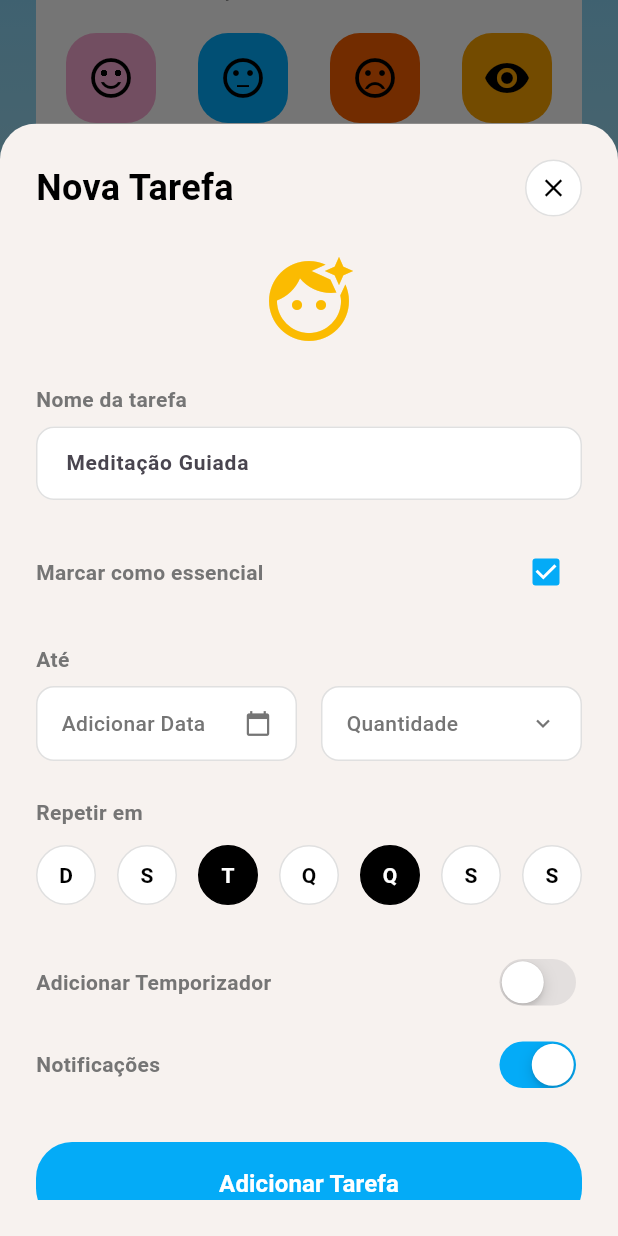
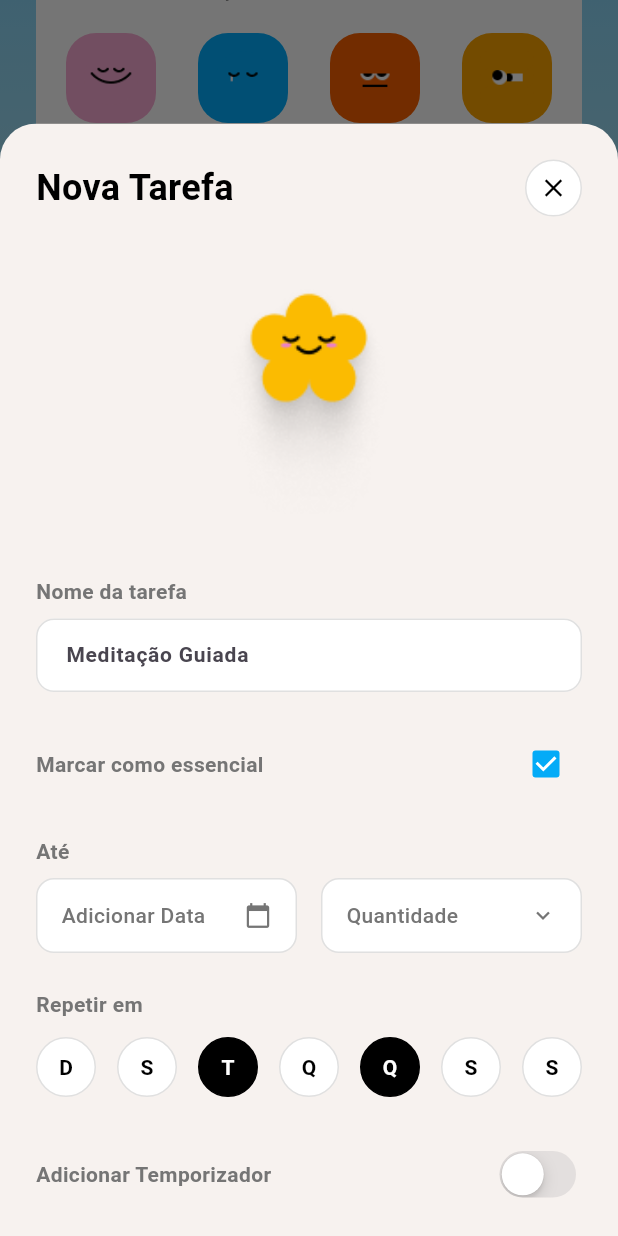
Before and after one commit to esthefanymunizunit/HelthRoutine, a Flutter app: the screen it shows after launch, scrolled down 158 dp, after a tap on the "add" icon, on a phone screen of 412 x 824 dp. Run offline on Flutter 3.47's test engine with Material 3 defaults, Android fonts, the phone set to English and light mode, and no system bars; our stand-ins replace google_fonts.

Commit message:
feat: icones novos, animacao de criacao de tarefa, e completar tarefa

```diff
--- a/lib/features/home/pages/home_page.dart
+++ b/lib/features/home/pages/home_page.dart
@@ -6,7 +6,6 @@ import '../../../core/constants/app_strings.dart';
 import '../../../core/theme/app_colors.dart';
 import '../../../core/theme/app_text_styles.dart';
 import '../../../core/widgets/app_background.dart';
-import '../../../core/widgets/custom_bottom_nav.dart';
 
 import '../widgets/mood_icon.dart';
 import '../widgets/activity_card.dart';
@@ -98,6 +97,7 @@ class _HomePageState extends State<HomePage> {
             child: Column(
               crossAxisAlignment: CrossAxisAlignment.start,
               children: [
+                // CABEÇALHO (Header)
                 Row(
                   mainAxisAlignment: MainAxisAlignment.spaceBetween,
                   children: [
@@ -108,17 +108,23 @@ class _HomePageState extends State<HomePage> {
                           style: AppTextStyles.heading1,
                         ),
                         const SizedBox(width: 8),
-                        const Icon(
-                          Icons.face_retouching_natural,
-                          color: AppColors.starYellow,
-                          size: 32,
+                        // Imagem da estrela customizada
+                        Image.asset(
+                          'assets/images/estrela1.png',
+                          width: 32,
+                          height: 32,
+                          fit: BoxFit.contain,
                         ),
                       ],
                     ),
+                    // ALTERADO: Ícone genérico substituído pela imagem de perfil
                     const CircleAvatar(
                       radius: 24,
                       backgroundColor: Colors.white,
-                      child: Icon(Icons.person, color: AppColors.activityBlue),
+                      // Forma padrão do Flutter para imagem de perfil arredondada
+                      backgroundImage: AssetImage(
+                        'assets/images/icon-perfil.png',
+                      ),
                     ),
                   ],
                 ),
@@ -127,6 +133,7 @@ class _HomePageState extends State<HomePage> {
                 isLowEnergyMode ? _buildLowEnergyBanner() : _buildCheckInCard(),
                 const SizedBox(height: 32),
 
+                // SEÇÃO ATIVIDADES
                 Row(
                   mainAxisAlignment: MainAxisAlignment.spaceBetween,
                   children: [
@@ -161,6 +168,7 @@ class _HomePageState extends State<HomePage> {
                 ),
                 const SizedBox(height: 16),
 
+                // LISTA DE ATIVIDADES
                 Container(
                   padding: const EdgeInsets.all(16),
                   decoration: BoxDecoration(
@@ -183,6 +191,8 @@ class _HomePageState extends State<HomePage> {
                   ),
                 ),
                 const SizedBox(height: 32),
+
+                // SEÇÃO SUGESTÕES
                 Row(
                   mainAxisAlignment: MainAxisAlignment.spaceBetween,
                   children: [
@@ -201,6 +211,7 @@ class _HomePageState extends State<HomePage> {
                   ],
                 ),
                 const SizedBox(height: 16),
+
                 Row(
                   children: currentSuggestions
                       .map(
@@ -218,7 +229,9 @@ class _HomePageState extends State<HomePage> {
                       )
                       .toList(),
                 ),
-                const SizedBox(height: 80),
+                const SizedBox(
+                  height: 80,
+                ), // Espaço para o FAB não cobrir conteúdo
               ],
             ),
           ),
@@ -247,22 +260,22 @@ class _HomePageState extends State<HomePage> {
               MoodIcon(
                 color: AppColors.moodAnimada,
                 label: 'Animada',
-                icon: Icons.sentiment_satisfied_alt,
+                imagePath: 'assets/images/icon-animada.png',
               ),
               MoodIcon(
                 color: AppColors.moodSensivel,
                 label: 'Sensível',
-                icon: Icons.sentiment_neutral,
+                imagePath: 'assets/images/icon-sensivel.png',
               ),
               MoodIcon(
                 color: AppColors.moodBrava,
                 label: 'Brava',
-                icon: Icons.sentiment_very_dissatisfied,
+                imagePath: 'assets/images/icon-brava.png',
               ),
               MoodIcon(
                 color: AppColors.moodInsegura,
                 label: 'Insegura',
-                icon: Icons.remove_red_eye,
+                imagePath: 'assets/images/icon-insegura.png',
               ),
             ],
           ),
--- a/lib/features/home/widgets/activity_card.dart
+++ b/lib/features/home/widgets/activity_card.dart
@@ -1,35 +1,86 @@
 import 'package:flutter/material.dart';
+import 'package:healthroutine/features/tasks/pages/creeate_task_page.dart';
 import '../../../core/theme/app_colors.dart';
 import '../../../core/theme/app_text_styles.dart';
 
-class ActivityCard extends StatelessWidget {
+class ActivityCard extends StatefulWidget {
   final Color color;
   final String title;
 
   const ActivityCard({super.key, required this.color, required this.title});
 
   @override
+  State<ActivityCard> createState() => _ActivityCardState();
+}
+
+class _ActivityCardState extends State<ActivityCard> {
+  bool isCompleted = false;
+
+  @override
   Widget build(BuildContext context) {
+    const Color completedColor = Color(0xFF53B4E0);
+
     return Container(
       padding: const EdgeInsets.symmetric(horizontal: 16, vertical: 12),
       decoration: BoxDecoration(
-        color: color,
+        color: widget.color,
         borderRadius: BorderRadius.circular(30),
         border: Border.all(color: AppColors.black, width: 1),
       ),
       child: Row(
         children: [
-          Container(
-            width: 32,
-            height: 32,
-            decoration: const BoxDecoration(
-              color: AppColors.white,
-              shape: BoxShape.circle,
+          GestureDetector(
+            onTap: () {
+              setState(() {
+                isCompleted = !isCompleted;
+              });
+            },
+            child: Container(
+              width: 32,
+              height: 32,
+              decoration: BoxDecoration(
+                color: isCompleted ? completedColor : AppColors.white,
+                shape: BoxShape.circle,
+              ),
+              child: isCompleted
+                  ? const Icon(Icons.check, color: AppColors.white, size: 20)
+                  : null,
             ),
           ),
           const SizedBox(width: 16),
-          Expanded(child: Text(title, style: AppTextStyles.bodyBold)),
-          const Icon(Icons.edit, color: AppColors.white, size: 20),
+
+          Expanded(
+            child: Text(
+              widget.title,
+              style: AppTextStyles.bodyBold.copyWith(
+                decoration: isCompleted
+                    ? TextDecoration.lineThrough
+                    : TextDecoration.none,
+                decorationColor: completedColor,
+                decorationThickness: 2.0,
+              ),
+            ),
+          ),
+
+          GestureDetector(
+            onTap: () {
+              showModalBottomSheet(
+                context: context,
+                isScrollControlled: true,
+                backgroundColor: Colors.transparent,
+                builder: (context) => ClipRRect(
+                  borderRadius: const BorderRadius.vertical(
+                    top: Radius.circular(24),
+                  ),
+                  child: CreateTaskPage(
+                    isEditing: true,
+                    initialTitle: widget.title,
+                  ),
+                ),
+              );
+            },
+            child: const Icon(Icons.edit, color: AppColors.white, size: 20),
+          ),
         ],
       ),
     );
--- a/lib/features/home/widgets/mood_icon.dart
+++ b/lib/features/home/widgets/mood_icon.dart
@@ -5,13 +5,13 @@ import '../../../core/theme/app_text_styles.dart';
 class MoodIcon extends StatelessWidget {
   final Color color;
   final String label;
-  final IconData icon;
+  final String imagePath; // <-- Trocado de IconData para String
 
   const MoodIcon({
     super.key,
     required this.color,
     required this.label,
-    required this.icon,
+    required this.imagePath, // <-- Atualizado aqui
   });
 
   @override
@@ -21,11 +21,15 @@ class MoodIcon extends StatelessWidget {
         Container(
           width: 60,
           height: 60,
+          padding: const EdgeInsets.all(
+            12,
+          ), // Espaçamento interno para a imagem respirar
           decoration: BoxDecoration(
             color: color,
             borderRadius: BorderRadius.circular(20),
           ),
-          child: Icon(icon, color: AppColors.black, size: 32),
+          // ALTERADO: Usando Image.asset no lugar do Icon
+          child: Image.asset(imagePath, fit: BoxFit.contain),
         ),
         const SizedBox(height: 8),
         Text(label, style: AppTextStyles.bodySmall),
--- a/lib/features/home/widgets/suggestion_card.dart
+++ b/lib/features/home/widgets/suggestion_card.dart
@@ -14,6 +14,8 @@ class SuggestionCard extends StatelessWidget {
 
   @override
   Widget build(BuildContext context) {
+    final bool isMeditation = title.toLowerCase().contains('medita');
+
     return Container(
       padding: const EdgeInsets.all(16),
       height: 120,
@@ -30,9 +32,20 @@ class SuggestionCard extends StatelessWidget {
             Text(subtitle, style: AppTextStyles.bodySmall),
           ],
           const Spacer(),
-          const Align(
+          Align(
             alignment: Alignment.bottomRight,
-            child: Icon(Icons.stars, color: AppColors.starYellow, size: 32),
+            child: isMeditation
+                ? Image.asset(
+                    'assets/images/icon-nuvem-feliz.png',
+                    width: 64,
+                    height: 64,
+                    fit: BoxFit.contain,
+                  )
+                : const Icon(
+                    Icons.stars,
+                    color: AppColors.starYellow,
+                    size: 32,
+                  ),
           ),
         ],
       ),
--- a/lib/features/tasks/pages/creeate_task_page.dart
+++ b/lib/features/tasks/pages/creeate_task_page.dart
@@ -8,15 +8,21 @@ import '../../../core/theme/app_text_styles.dart';
 import '../widgets/task_form_label.dart';
 import '../widgets/task_dropdown_button.dart';
 import '../widgets/day_selector_button.dart';
+import '../widgets/success_dialog.dart'; // Import da nossa nova animação!
 
 class CreateTaskPage extends StatefulWidget {
-  const CreateTaskPage({super.key});
+  final bool isEditing;
+  final String? initialTitle;
+
+  const CreateTaskPage({super.key, this.isEditing = false, this.initialTitle});
 
   @override
   State<CreateTaskPage> createState() => _CreateTaskPageState();
 }
 
 class _CreateTaskPageState extends State<CreateTaskPage> {
+  late TextEditingController _titleController;
+
   bool isEssential = true;
   bool hasTimer = false;
   bool hasNotifications = true;
@@ -34,6 +40,18 @@ class _CreateTaskPageState extends State<CreateTaskPage> {
   }
 
   @override
+  void initState() {
+    super.initState();
+    _titleController = TextEditingController(text: widget.initialTitle ?? '');
+  }
+
+  @override
+  void dispose() {
+    _titleController.dispose();
+    super.dispose();
+  }
+
+  @override
   Widget build(BuildContext context) {
     return Container(
       color: AppColors.backgroundOffWhite,
@@ -45,7 +63,10 @@ class _CreateTaskPageState extends State<CreateTaskPage> {
           Row(
             mainAxisAlignment: MainAxisAlignment.spaceBetween,
             children: [
-              Text(AppStrings.newTaskTitle, style: AppTextStyles.heading1),
+              Text(
+                widget.isEditing ? 'Editar Tarefa' : AppStrings.newTaskTitle,
+                style: AppTextStyles.heading1,
+              ),
               GestureDetector(
                 onTap: () => Navigator.of(context).pop(),
                 child: Container(
@@ -65,26 +86,31 @@ class _CreateTaskPageState extends State<CreateTaskPage> {
             ],
           ),
 
-          const Center(
-            child: Padding(
-              padding: EdgeInsets.symmetric(vertical: 24.0),
-              child: Icon(
-                Icons.face_retouching_natural,
-                color: AppColors.starYellow,
-                size: 64,
-              ),
-            ),
-          ),
+          const SizedBox(height: 16),
 
           Expanded(
             child: SingleChildScrollView(
               child: Column(
                 crossAxisAlignment: CrossAxisAlignment.start,
                 children: [
+                  // A estrela agora rola junto com o formulário
+                  Center(
+                    child: Padding(
+                      padding: const EdgeInsets.only(bottom: 24.0),
+                      child: Image.asset(
+                        'assets/images/estrela-tarefa.png',
+                        width: 200,
+                        height: 200,
+                        fit: BoxFit.contain,
+                      ),
+                    ),
+                  ),
+
                   // Nome da Tarefa
                   const TaskFormLabel(text: AppStrings.taskNameLabel),
                   const SizedBox(height: 8),
                   TextField(
+                    controller: _titleController,
                     style: const TextStyle(color: AppColors.black),
                     decoration: InputDecoration(
                       hintText: AppStrings.taskNameHint,
@@ -199,12 +225,25 @@ class _CreateTaskPageState extends State<CreateTaskPage> {
                   ),
                   const SizedBox(height: 32),
 
-                  // Botão Adicionar Tarefa
+                  // Botão Adicionar/Salvar Tarefa com Animação
                   SizedBox(
                     width: double.infinity,
                     child: ElevatedButton(
                       onPressed: () {
-                        Navigator.of(context).pop();
+                        // 1. Oculta o teclado
+                        FocusScope.of(context).unfocus();
+
+                        // 2. Exibe o modal animado de sucesso
+                        showDialog(
+                          context: context,
+                          barrierDismissible: false,
+                          builder: (context) => const SuccessDialog(),
+                        ).then((_) {
+                          // 3. Após fechar o modal, fecha a própria tela
+                          if (context.mounted) {
+                            Navigator.of(context).pop();
+                          }
+                        });
                       },
                       style: ElevatedButton.styleFrom(
                         backgroundColor: AppColors.blueVariant,
@@ -215,7 +254,9 @@ class _CreateTaskPageState extends State<CreateTaskPage> {
                         elevation: 0,
                       ),
                       child: Text(
-                        AppStrings.btnAddTask,
+                        widget.isEditing
+                            ? 'Salvar Edição'
+                            : AppStrings.btnAddTask,
                         style: AppTextStyles.bodyBold.copyWith(fontSize: 16),
                       ),
                     ),
```
Also changed, not shown: lib/features/tasks/widgets/success_dialog.dart (added, +129 -0 lines), assets/images/estrela-tarefa.png (added), assets/images/estrela1.png (added), assets/images/icon-animada.png (added), assets/images/icon-brava.png (added), assets/images/icon-insegura.png (added), assets/images/icon-nuvem-feliz.png (added), assets/images/icon-perfil.png (added), assets/images/icon-sensivel.png (added).
